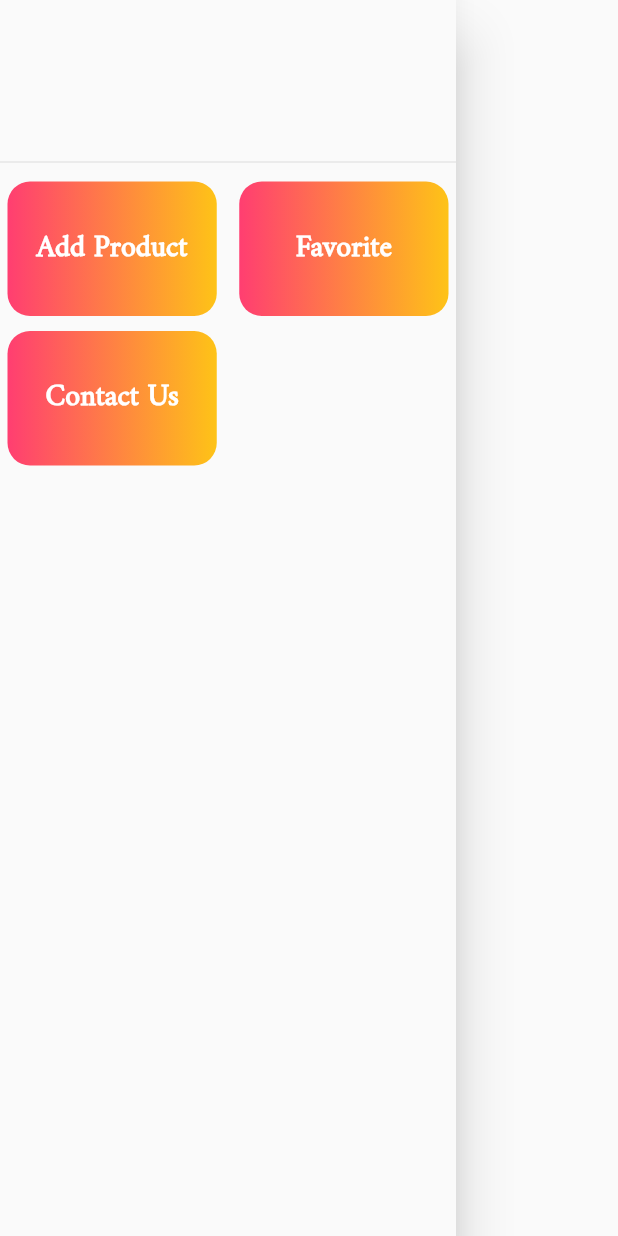
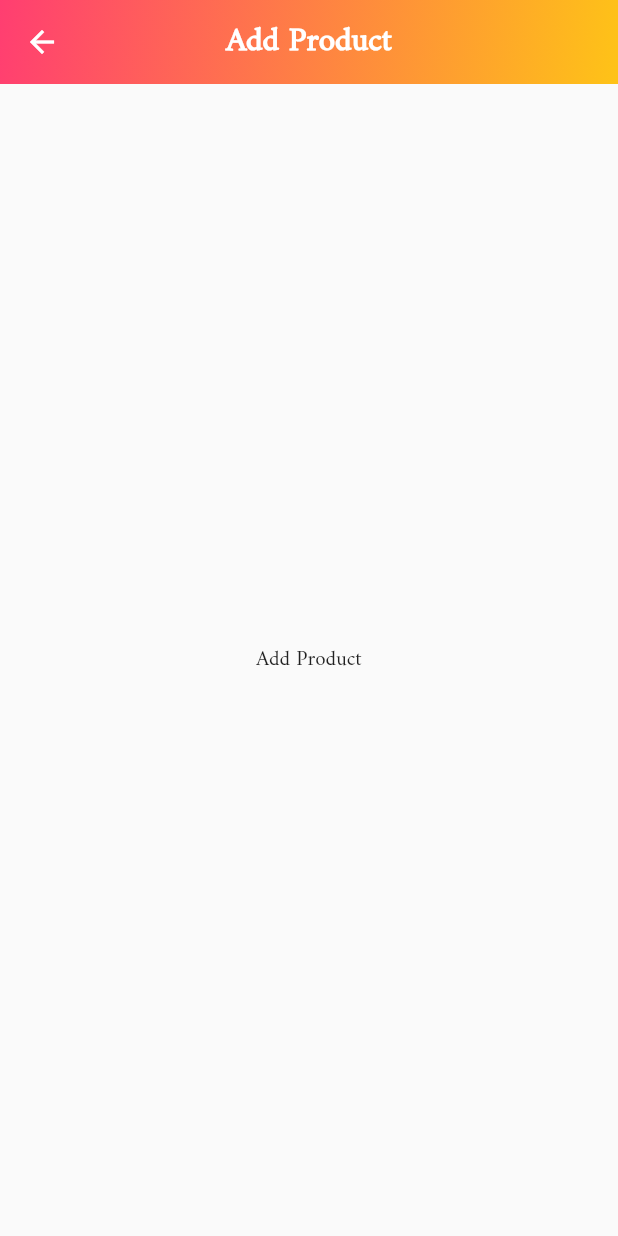
Before and after one commit to oqbahdx/hand-made-new, a Flutter app: what drawerBuild() shows on an empty page, opened directly, after a tap on "Add Product", on a phone screen of 412 x 824 dp. Run offline on Flutter 3.47's test engine with Material 2 defaults, Android fonts, the phone set to English and light mode, and no system bars; our stand-ins replace flutter_bloc, google_maps_flutter, google_nav_bar, smooth_page_indicator.

Commit message:
drawer has been finished

```diff
--- a/lib/components/containters.dart
+++ b/lib/components/containers.dart
@@ -26,3 +26,28 @@ Widget containerBuildTap({String text,Function onTap}){
     ),
   );
 }
+
+Widget defaultButtonTap(String text,Function onTap){
+  return Padding(
+    padding: const EdgeInsets.symmetric(horizontal: 10),
+    child: GestureDetector(
+      onTap: onTap,
+      child: Container(
+        height: 50,
+        width: double.infinity,
+        decoration: BoxDecoration(
+          borderRadius: BorderRadius.circular(10),
+          gradient: LinearGradient(
+            colors: gradientColor,
+            begin: Alignment.centerLeft,
+            end: Alignment.centerRight
+          ),
+
+        ),
+        child: Center(
+          child: Text(text,style: containerStyle,),
+        ),
+      ),
+    ),
+  );
+}
--- a/lib/main.dart
+++ b/lib/main.dart
@@ -3,6 +3,7 @@ import 'package:flutter_bloc/flutter_bloc.dart';
 import 'package:hand_made_new/screens/home/map.dart';
 import 'package:hand_made_new/screens/home/start.dart';
 import 'package:hand_made_new/screens/intro/onBoarding.dart';
+import 'package:hand_made_new/screens/products/add_product.dart';
 import 'package:hand_made_new/state_management/cubit.dart';
 
 
@@ -24,12 +25,16 @@ class MyApp extends StatelessWidget {
         BlocProvider(create: (context)=>HandCubit())
       ],
       child: MaterialApp(
+        theme: ThemeData(
+          fontFamily: 'Amiri',
+        ),
         debugShowCheckedModeBanner: false,
         initialRoute: StartPage.id,
         routes: {
           OnBoarding.id:(context)=>OnBoarding(),
           StartPage.id:(context)=>StartPage(),
           MapPage.id:(context)=>MapPage(),
+          AddProduct.id:(context)=>AddProduct(),
         },
       ),
     );
--- a/lib/screens/home/start.dart
+++ b/lib/screens/home/start.dart
@@ -69,7 +69,7 @@ class _StartPageState extends State<StartPage> {
                                    icon: Icons.ten_k_outlined, text: 'time line'),
                                gButtonNav(icon: Icons.person, text: 'profile'),
                              ])),
-                   )),drawer: drawerBuild(),),
+                   )),drawer: drawerBuild(context),),
          );
         },
 
--- a/lib/screens/products/add_product.dart
+++ b/lib/screens/products/add_product.dart
@@ -0,0 +1,27 @@
+import 'package:flutter/material.dart';
+import 'package:hand_made_new/styles/fonts.dart';
+import 'package:hand_made_new/widgets/app_bar.dart';
+
+
+class AddProduct extends StatefulWidget {
+  static String id = "AddProduct";
+
+  @override
+  _AddProductState createState() => _AddProductState();
+}
+
+class _AddProductState extends State<AddProduct> {
+  @override
+  Widget build(BuildContext context) {
+    return Scaffold(
+      appBar: appBarWidget(
+        title: Text('Add Product',style: normalText,),
+        action: Container(),
+        elevation: 0.0
+      ),
+      body: Center(
+        child: Text('Add Product'),
+      ),
+    );
+  }
+}
--- a/lib/styles/fonts.dart
+++ b/lib/styles/fonts.dart
@@ -3,8 +3,13 @@ import 'package:flutter/material.dart';
 
 
 TextStyle containerStyle = TextStyle(
-  fontFamily: 'Amiri',
   fontWeight: FontWeight.bold,
   fontSize: 20,
   color: Colors.white
 );
+
+
+TextStyle normalText = TextStyle(
+  fontSize: 22,
+  fontWeight: FontWeight.bold,
+);
--- a/lib/widgets/drawer_widget.dart
+++ b/lib/widgets/drawer_widget.dart
@@ -1,21 +1,50 @@
 import 'package:flutter/material.dart';
-import 'package:hand_made_new/components/containters.dart';
-import 'package:hand_made_new/styles/colors.dart';
+import 'package:hand_made_new/components/containers.dart';
+import 'package:hand_made_new/screens/products/add_product.dart';
+import 'package:hand_made_new/styles/fonts.dart';
+import 'package:hand_made_new/widgets/navigators.dart';
 
 
-Drawer drawerBuild(){
+Drawer drawerBuild(BuildContext context){
   return Drawer(
 
    child:Column(
 
      children: [
-       SizedBox(height: 100,),
+       SizedBox(height: 50,),
+       Row(
+         mainAxisAlignment: MainAxisAlignment.spaceEvenly,
+         children: [
+         Stack(children: [
+           CircleAvatar(
+             backgroundColor: Colors.transparent,
+             maxRadius: 50,
+             child: Image.asset('assets/personicon.png'),
+           ),
+           Positioned(
+               bottom: 0,
+               right: 0,
+               child: GestureDetector(
+                   onTap: (){
+
+                   },
+                   child: Icon(Icons.edit,color: Colors.white,))
+
+           ),
+         ],),
+         Text('user name',style: normalText,),
+
+       ],),
        Divider(),
        GridView(
 
          children: [
 
-           containerBuildTap(text: 'Add Product',onTap:(){}),
+           containerBuildTap(text: 'Add Product',onTap:(){
+             moveToPage(context, AddProduct.id);
+           }),
+           containerBuildTap(text: 'My Products',onTap: (){}),
+           containerBuildTap(text: 'My TimeLine',onTap: (){}),
            containerBuildTap(text: 'Favorite',onTap: (){}),
            containerBuildTap(text: 'Contact Us',onTap: (){}),
          ],
@@ -25,7 +54,9 @@ Drawer drawerBuild(){
          crossAxisSpacing: 5.0,
        ),
 
-       )
+       ),
+       SizedBox(height: 240,),
+       defaultButtonTap('LOGOUT', (){}),
      ],
    )
 
--- /dev/null
+++ b/lib/widgets/navigators.dart
@@ -0,0 +1,11 @@
+import 'package:flutter/material.dart';
+
+
+
+
+Widget moveToPageAndFinsh(BuildContext context,Widget pageName){
+  Navigator.of(context).push(MaterialPageRoute(builder: (_)=>pageName));
+}
+Widget moveToPage(BuildContext context ,String pageName){
+  Navigator.pushNamed(context, pageName);
+}
--- a/pubspec.yaml
+++ b/pubspec.yaml
@@ -40,6 +40,7 @@ flutter:
 
   assets:
     - assets/
+    - assets/applogo.png
   #   - images/a_dot_ham.jpeg
 
   # An image asset can refer to one or more resolution-specific "variants", see
```
Also changed, not shown: assets/applogo.png (added), assets/personicon.png (added).
